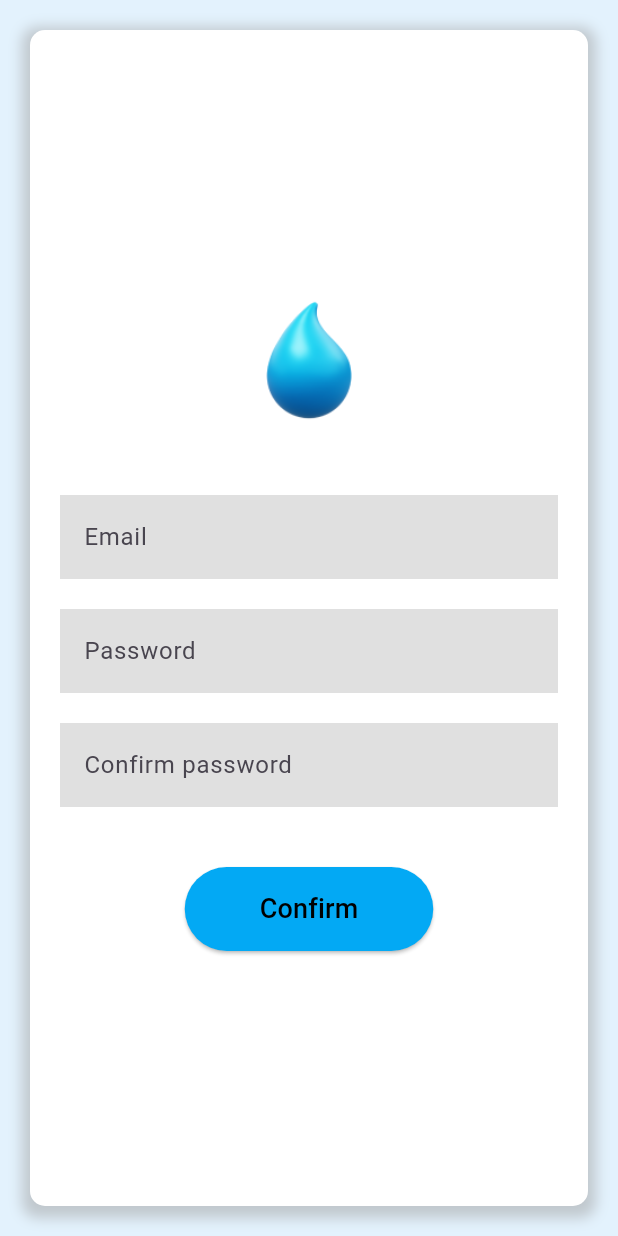
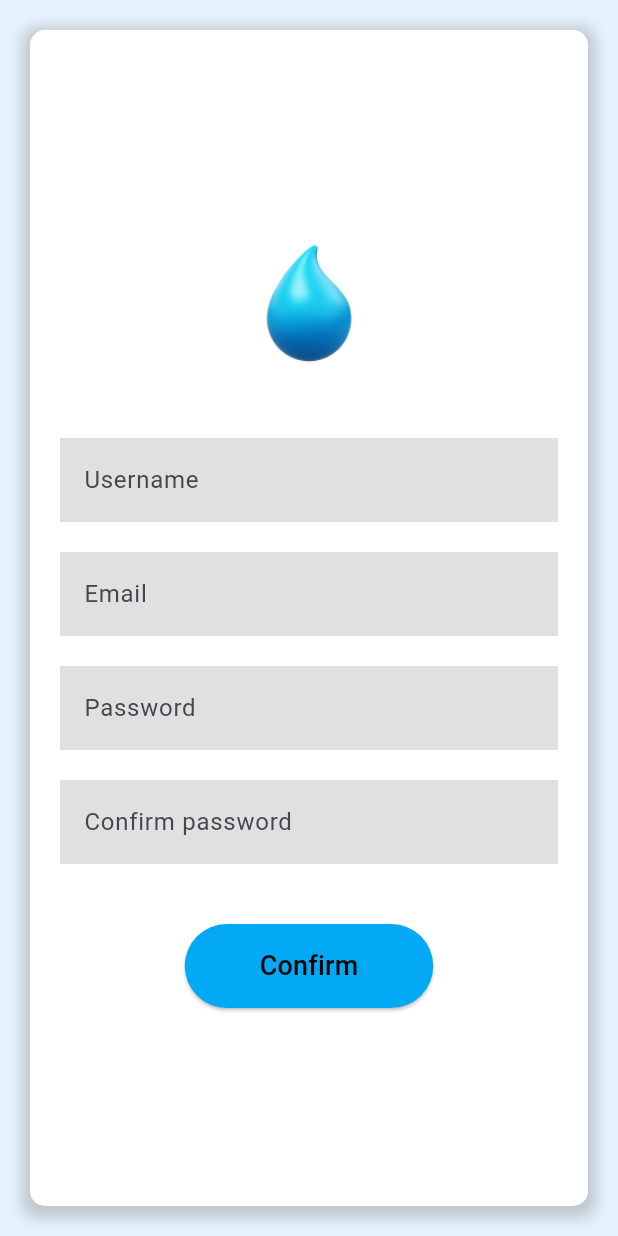
Before and after one commit to 64160056/Project_app, a Flutter app: the RegisterView screen opened by its route, on a phone screen of 412 x 824 dp. Run offline on Flutter 3.47's test engine with Material 3 defaults, Android fonts, the light colour scheme and no system bars; our stand-ins replace cloud_firestore, confetti, firebase_auth, firebase_core, fl_chart, flutter_local_notifications and 3 more; accounts and stored records are empty.

Commit message:
Edit Register add username

```diff
--- a/water_tracking_app/lib/app/modules/home/views/register_view.dart
+++ b/water_tracking_app/lib/app/modules/home/views/register_view.dart
@@ -6,6 +6,7 @@ import 'package:water_tracking_app/app/modules/home/views/login_view.dart';
 
 class RegisterView extends StatelessWidget {
   final TextEditingController _usernameController = TextEditingController();
+  final TextEditingController _emailController = TextEditingController();
   final TextEditingController _passwordController = TextEditingController();
   final TextEditingController _confirmPasswordController =
       TextEditingController();
@@ -14,7 +15,7 @@ class RegisterView extends StatelessWidget {
   RegisterView({super.key});
 
   // Method for registering user with Firebase and storing user data in Firestore
-  Future<void> registerUser(String email, String password) async {
+  Future<void> registerUser(String username, String email, String password) async {
     try {
       _isLoading.value = true; // Start loading
 
@@ -30,6 +31,7 @@ class RegisterView extends StatelessWidget {
           .collection('users')
           .doc(userCredential.user?.uid)
           .set({
+        'username': username, // Store the username
         'email': email,
         'weight': null, // Initialize weight to null
         'waterIntake': 0, // Initialize water intake to 0
@@ -85,9 +87,21 @@ class RegisterView extends StatelessWidget {
                 ),
                 const SizedBox(height: 40),
 
-                // Username input (Email)
+                // Username input
                 TextField(
                   controller: _usernameController,
+                  decoration: InputDecoration(
+                    labelText: 'Username',
+                    filled: true,
+                    fillColor: Colors.grey[300],
+                    border: InputBorder.none,
+                  ),
+                ),
+                const SizedBox(height: 20),
+
+                // Email input
+                TextField(
+                  controller: _emailController,
                   decoration: InputDecoration(
                     labelText: 'Email',
                     filled: true,
@@ -128,14 +142,15 @@ class RegisterView extends StatelessWidget {
                       onPressed: _isLoading.value
                           ? null
                           : () {
-                              String email = _usernameController.text;
+                              String username = _usernameController.text;
+                              String email = _emailController.text;
                               String password = _passwordController.text;
                               String confirmPassword =
                                   _confirmPasswordController.text;
 
                               if (password == confirmPassword) {
                                 registerUser(
-                                    email, password); // Call register method
+                                    username, email, password); // Call register method
                               } else {
                                 Get.snackbar(
                                     'Error', 'Passwords do not match.');
--- a/water_tracking_app/pubspec.yaml
+++ b/water_tracking_app/pubspec.yaml
@@ -19,6 +19,7 @@ dependencies:
   timezone: ^0.9.4
   fl_chart: ^0.69.0
   confetti: ^0.8.0
+  shared_preferences: ^2.3.2
 
 dev_dependencies:
   flutter_test:
```
Also changed, not shown: water_tracking_app/lib/app/modules/home/views/DrinkWater.dart (+4 -3 lines), water_tracking_app/lib/app/modules/home/views/water_track.dart (+83 -26 lines), water_tracking_app/pubspec.lock, 1 other file.
